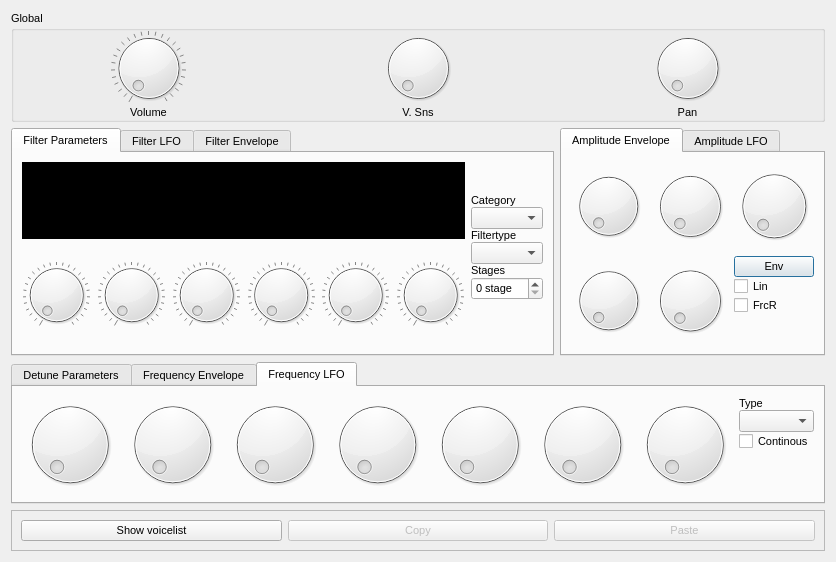
Before: the Qt Designer form src/NewUI/Addnote/AddnoteUI.ui in wtrsltnk/zyn, drawn with Qt 5.
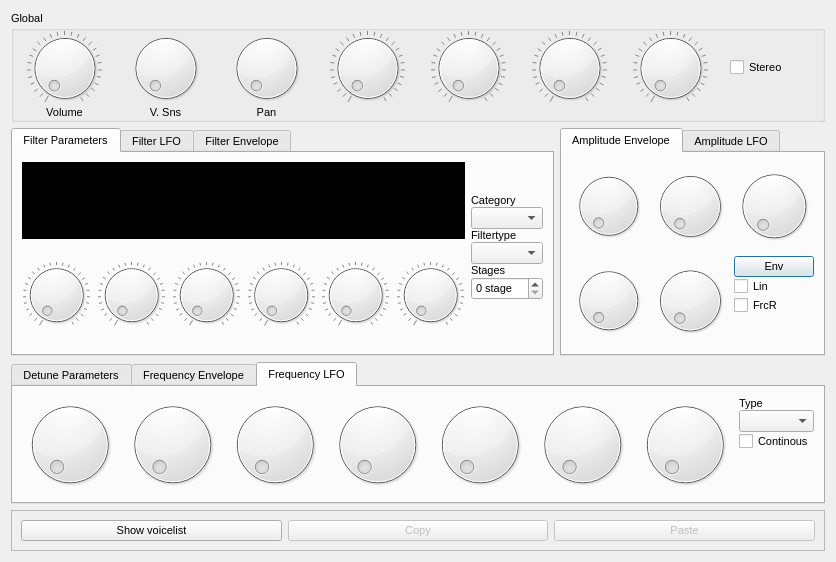
After: the same form once the commit is applied. Custom widgets are drawn as their Qt base class.

Patch:
```diff
--- a/src/NewUI/Addnote/AddnoteUI.ui
+++ b/src/NewUI/Addnote/AddnoteUI.ui
@@ -109,6 +109,110 @@
         </property>
        </widget>
       </item>
+      <item row="0" column="7">
+       <widget class="QWidget" name="widget" native="true">
+        <layout class="QVBoxLayout" name="verticalLayout_5">
+         <item>
+          <widget class="CheckBox" name="checkBox_2">
+           <property name="text">
+            <string>Stereo</string>
+           </property>
+           <property name="controlId" stdset="0">
+            <string>stereo</string>
+           </property>
+          </widget>
+         </item>
+        </layout>
+       </widget>
+      </item>
+      <item row="0" column="3">
+       <widget class="Dial" name="mastervolume_16">
+        <property name="maximum">
+         <number>127</number>
+        </property>
+        <property name="pageStep">
+         <number>32</number>
+        </property>
+        <property name="wrapping">
+         <bool>false</bool>
+        </property>
+        <property name="notchTarget">
+         <double>4.699999999999999</double>
+        </property>
+        <property name="notchesVisible">
+         <bool>true</bool>
+        </property>
+        <property name="controlId" stdset="0">
+         <string>punch_strength</string>
+        </property>
+       </widget>
+      </item>
+      <item row="0" column="4">
+       <widget class="Dial" name="mastervolume_17">
+        <property name="maximum">
+         <number>127</number>
+        </property>
+        <property name="pageStep">
+         <number>32</number>
+        </property>
+        <property name="wrapping">
+         <bool>false</bool>
+        </property>
+        <property name="notchTarget">
+         <double>4.699999999999999</double>
+        </property>
+        <property name="notchesVisible">
+         <bool>true</bool>
+        </property>
+        <property name="controlId" stdset="0">
+         <string>punch_time</string>
+        </property>
+       </widget>
+      </item>
+      <item row="0" column="5">
+       <widget class="Dial" name="mastervolume_18">
+        <property name="maximum">
+         <number>127</number>
+        </property>
+        <property name="pageStep">
+         <number>32</number>
+        </property>
+        <property name="wrapping">
+         <bool>false</bool>
+        </property>
+        <property name="notchTarget">
+         <double>4.699999999999999</double>
+        </property>
+        <property name="notchesVisible">
+         <bool>true</bool>
+        </property>
+        <property name="controlId" stdset="0">
+         <string>punch_stretch</string>
+        </property>
+       </widget>
+      </item>
+      <item row="0" column="6">
+       <widget class="Dial" name="mastervolume_19">
+        <property name="maximum">
+         <number>127</number>
+        </property>
+        <property name="pageStep">
+         <number>32</number>
+        </property>
+        <property name="wrapping">
+         <bool>false</bool>
+        </property>
+        <property name="notchTarget">
+         <double>4.699999999999999</double>
+        </property>
+        <property name="notchesVisible">
+         <bool>true</bool>
+        </property>
+        <property name="controlId" stdset="0">
+         <string>punch_velocity_sensing</string>
+        </property>
+       </widget>
+      </item>
      </layout>
     </widget>
    </item>
```
